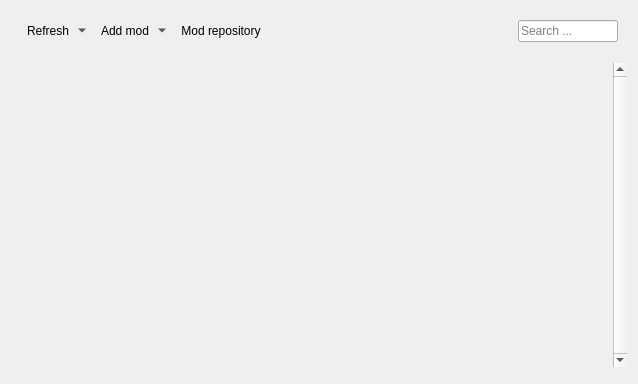
Old version of the form src/modmanagerwidget.ui in the repository kriana/SilVerPLuM.
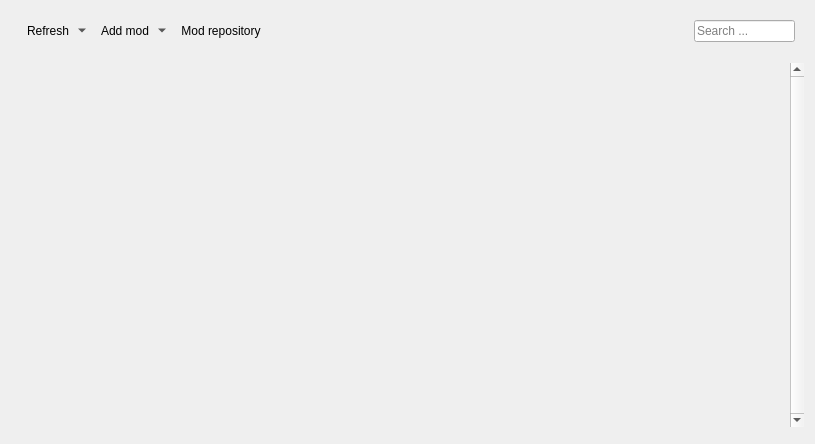
New version of the form. Icons and pictures are not drawn. Custom widgets are drawn as their Qt base class.

Commit message: + Added category filter + Package format now has category setting * Fixed automatic mod importer bug

What changed in the file:
```diff
--- a/src/modmanagerwidget.ui
+++ b/src/modmanagerwidget.ui
@@ -6,8 +6,8 @@
    <rect>
     <x>0</x>
     <y>0</y>
-    <width>638</width>
-    <height>384</height>
+    <width>815</width>
+    <height>444</height>
    </rect>
   </property>
   <property name="sizePolicy">
@@ -105,6 +105,16 @@
         </property>
        </spacer>
       </item>
+      <item>
+       <widget class="CategoryFilterWidget" name="categoryFilter" native="true">
+        <property name="minimumSize">
+         <size>
+          <width>120</width>
+          <height>0</height>
+         </size>
+        </property>
+       </widget>
+      </item>
       <item>
        <widget class="QLineEdit" name="searchBar">
         <property name="minimumSize">
@@ -140,8 +150,8 @@
        <rect>
         <x>0</x>
         <y>0</y>
-        <width>606</width>
-        <height>288</height>
+        <width>783</width>
+        <height>350</height>
        </rect>
       </property>
       <layout class="QVBoxLayout" name="verticalLayout_2">
@@ -211,6 +221,12 @@
    <header>dependencycheckerwidget.h</header>
    <container>1</container>
   </customwidget>
+  <customwidget>
+   <class>CategoryFilterWidget</class>
+   <extends>QWidget</extends>
+   <header>categoryfilterwidget.h</header>
+   <container>1</container>
+  </customwidget>
  </customwidgets>
  <resources/>
  <connections/>
```
The commit also changes 22 other files.
